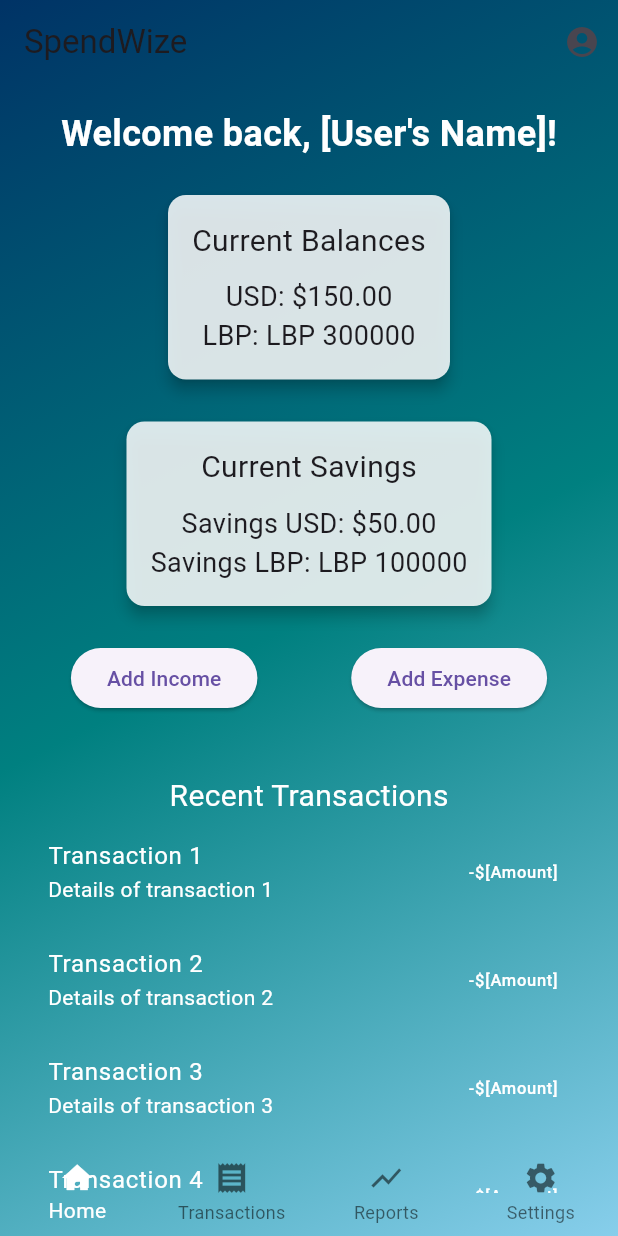
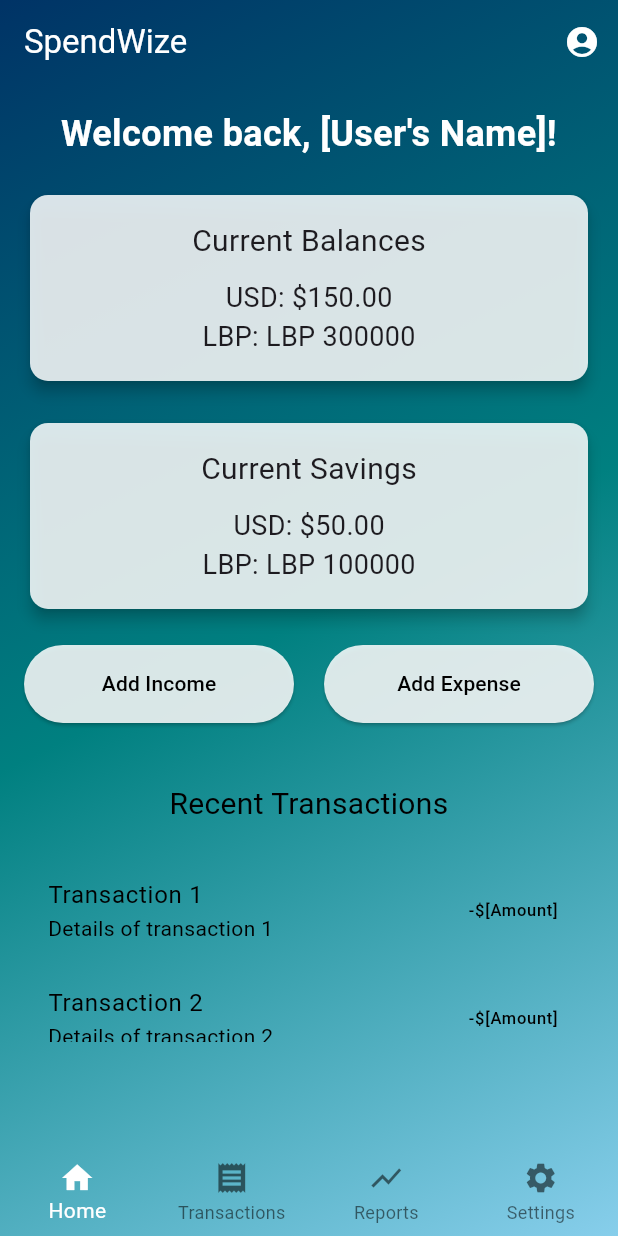
Before and after one commit to BernardSafi/spendwize-frontend, a Flutter app: the HomePage screen opened directly, on a phone screen of 412 x 824 dp. Run offline on Flutter 3.47's test engine with Material 3 defaults, Android fonts, the phone set to English and light mode, and no system bars; our stand-ins replace flutter_secure_storage; accounts and stored records are empty.

Commit message:
3/9/2024
fixed home page colors and part of responsiveness

```diff
--- a/lib/screens/home_page.dart
+++ b/lib/screens/home_page.dart
@@ -1,7 +1,6 @@
 import 'package:flutter/material.dart';
 
 class HomePage extends StatelessWidget {
-  // Sample balances (replace these with actual data from your backend or state management)
   final double currentUSDBalance = 150.0; // Replace with actual USD balance
   final double currentLBPBalance = 300000.0; // Replace with actual LBP balance
   final double currentUSDSavings = 50.0; // Replace with actual USD savings balance
@@ -9,6 +8,11 @@ class HomePage extends StatelessWidget {
 
   @override
   Widget build(BuildContext context) {
+    final mediaQuery = MediaQuery.of(context);
+    final isPortrait = mediaQuery.orientation == Orientation.portrait;
+    final screenHeight = mediaQuery.size.height;
+    final screenWidth = mediaQuery.size.width;
+
     return Scaffold(
       body: Stack(
         children: [
@@ -23,12 +27,18 @@ class HomePage extends StatelessWidget {
             child: Column(
               children: [
                 AppBar(
-                  title: Text('SpendWize'),
+                  title: Text(
+                    'SpendWize',
+                    style: TextStyle(color: Colors.white), // Set the title text color to white
+                  ),
                   backgroundColor: Colors.transparent,
                   elevation: 0,
                   actions: [
                     IconButton(
-                      icon: Icon(Icons.account_circle),
+                      icon: Icon(
+                        Icons.account_circle,
+                        color: Colors.white, // Set the user icon color to white
+                      ),
                       onPressed: () {
                         // Navigate to profile settings
                       },
@@ -37,80 +47,50 @@ class HomePage extends StatelessWidget {
                 ),
                 Expanded(
                   child: Padding(
-                    padding: const EdgeInsets.all(16.0),
+                    padding: EdgeInsets.symmetric(
+                      horizontal: isPortrait ? 16.0 : 32.0,
+                      vertical: 16.0,
+                    ),
                     child: SingleChildScrollView(
                       child: Column(
+                        crossAxisAlignment: CrossAxisAlignment.stretch,
                         children: [
                           Text(
                             'Welcome back, [User\'s Name]!',
-                            style: TextStyle(fontSize: 24, fontWeight: FontWeight.bold, color: Colors.white),
+                            style: TextStyle(
+                              fontSize: isPortrait ? 24 : 28,
+                              fontWeight: FontWeight.bold,
+                              color: Colors.white,
+                            ),
+                            textAlign: TextAlign.center,
                           ),
                           SizedBox(height: 20),
-                          Card(
-                            elevation: 4,
-                            color: Colors.white.withOpacity(0.85),
-                            child: Padding(
-                              padding: const EdgeInsets.all(16.0),
-                              child: Column(
-                                children: [
-                                  Text('Current Balances', style: TextStyle(fontSize: 20)),
-                                  SizedBox(height: 10),
-                                  Text('USD: \$${currentUSDBalance.toStringAsFixed(2)}', style: TextStyle(fontSize: 18)),
-                                  Text('LBP: LBP ${currentLBPBalance.toStringAsFixed(0)}', style: TextStyle(fontSize: 18)),
-                                ],
-                              ),
-                            ),
+                          _buildBalanceCard(
+                            title: 'Current Balances',
+                            usdBalance: currentUSDBalance,
+                            lbpBalance: currentLBPBalance,
+                            screenWidth: screenWidth,
                           ),
                           SizedBox(height: 20),
-                          Card(
-                            elevation: 4,
-                            color: Colors.white.withOpacity(0.85),
-                            child: Padding(
-                              padding: const EdgeInsets.all(16.0),
-                              child: Column(
-                                children: [
-                                  Text('Current Savings', style: TextStyle(fontSize: 20)),
-                                  SizedBox(height: 10),
-                                  Text('Savings USD: \$${currentUSDSavings.toStringAsFixed(2)}', style: TextStyle(fontSize: 18)),
-                                  Text('Savings LBP: LBP ${currentLBPSavings.toStringAsFixed(0)}', style: TextStyle(fontSize: 18)),
-                                ],
-                              ),
-                            ),
+                          _buildBalanceCard(
+                            title: 'Current Savings',
+                            usdBalance: currentUSDSavings,
+                            lbpBalance: currentLBPSavings,
+                            screenWidth: screenWidth,
                           ),
                           SizedBox(height: 20),
-                          Row(
-                            mainAxisAlignment: MainAxisAlignment.spaceAround,
-                            children: [
-                              ElevatedButton(
-                                onPressed: () {
-                                  // Add income action
-                                },
-                                child: Text('Add Income'),
-                              ),
-                              ElevatedButton(
-                                onPressed: () {
-                                  // Add expense action
-                                },
-                                child: Text('Add Expense'),
-                              ),
-                            ],
+                          _buildActionButtons(),
+                          SizedBox(height: 40),
+                          Text(
+                            'Recent Transactions',
+                            style: TextStyle(
+                              fontSize: isPortrait ? 20 : 24,
+                              color: Colors.black, // Change text color to black
+                            ),
+                            textAlign: TextAlign.center,
                           ),
-                          SizedBox(height: 40),
-                          Text('Recent Transactions', style: TextStyle(fontSize: 20, color: Colors.white)),
-                          // Scrollable ListView for recent transactions
-                          Container(
-                            height: 250, // Set a fixed height for scrolling
-                            child: ListView.builder(
-                              itemCount: 5, // Replace with actual transaction count
-                              itemBuilder: (context, index) {
-                                return ListTile(
-                                  title: Text('Transaction ${index + 1}', style: TextStyle(color: Colors.white)),
-                                  subtitle: Text('Details of transaction ${index + 1}', style: TextStyle(color: Colors.white)),
-                                  trailing: Text('-\$[Amount]', style: TextStyle(color: Colors.white)), // Replace with actual amount
-                                );
-                              },
-                            ),
-                          ),
+                          SizedBox(height: 20),
+                          _buildTransactionList(screenHeight: screenHeight),
                         ],
                       ),
                     ),
@@ -144,4 +124,101 @@ class HomePage extends StatelessWidget {
       ),
     );
   }
+
+  Widget _buildBalanceCard({
+    required String title,
+    required double usdBalance,
+    required double lbpBalance,
+    required double screenWidth,
+  }) {
+    return Card(
+      elevation: 4,
+      color: Colors.white.withOpacity(0.85),
+      child: Padding(
+        padding: EdgeInsets.all(screenWidth * 0.04),
+        child: Column(
+          children: [
+            Text(
+              title,
+              style: TextStyle(fontSize: 20),
+            ),
+            SizedBox(height: 10),
+            Text(
+              'USD: \$${usdBalance.toStringAsFixed(2)}',
+              style: TextStyle(fontSize: 18),
+            ),
+            Text(
+              'LBP: LBP ${lbpBalance.toStringAsFixed(0)}',
+              style: TextStyle(fontSize: 18),
+            ),
+          ],
+        ),
+      ),
+    );
+  }
+
+  Widget _buildActionButtons() {
+    return Row(
+      mainAxisAlignment: MainAxisAlignment.spaceAround,
+      children: [
+        Expanded(
+          child: ElevatedButton(
+            onPressed: () {
+              // Add income action
+            },
+            style: ElevatedButton.styleFrom(
+              padding: EdgeInsets.symmetric(vertical: 16),
+              backgroundColor: Colors.white.withOpacity(0.85),
+            ),
+            child: Text(
+              'Add Income',
+              style: TextStyle(color: Colors.black),
+            ),
+          ),
+        ),
+        SizedBox(width: 20),
+        Expanded(
+          child: ElevatedButton(
+            onPressed: () {
+              // Add expense action
+            },
+            style: ElevatedButton.styleFrom(
+              padding: EdgeInsets.symmetric(vertical: 16),
+              backgroundColor: Colors.white.withOpacity(0.85),
+            ),
+            child: Text(
+              'Add Expense',
+              style: TextStyle(color: Colors.black),
+            ),
+          ),
+        ),
+      ],
+    );
+  }
+
+  Widget _buildTransactionList({required double screenHeight}) {
+    return Container(
+      height: screenHeight * 0.25,
+      padding: EdgeInsets.only(bottom: screenHeight * 0.10),
+      child: ListView.builder(
+        itemCount: 5, // Replace with actual transaction count
+        itemBuilder: (context, index) {
+          return ListTile(
+            title: Text(
+              'Transaction ${index + 1}',
+              style: TextStyle(color: Colors.black), // Change text color to black
+            ),
+            subtitle: Text(
+              'Details of transaction ${index + 1}',
+              style: TextStyle(color: Colors.black), // Change text color to black
+            ),
+            trailing: Text(
+              '-\$[Amount]',
+              style: TextStyle(color: Colors.black), // Change text color to black
+            ), // Replace with actual amount
+          );
+        },
+      ),
+    );
+  }
 }
```
